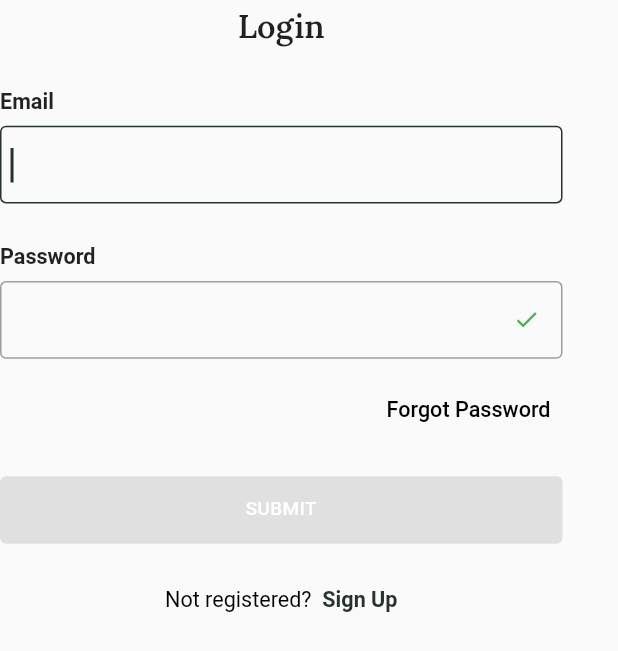
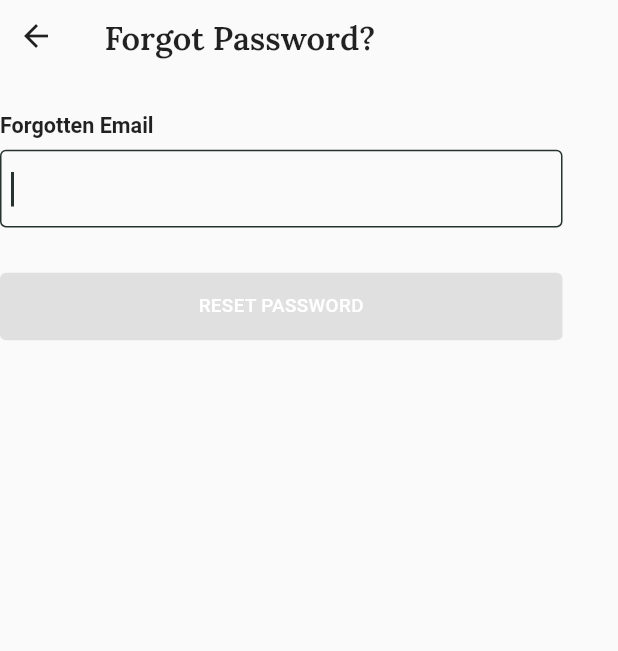
Before and after one commit to danielyoon/sangjishik, a Flutter app: the LoginForm widget shown alone on an empty page, opened directly, after a tap on "Forgot Password", on a phone screen of 412 x 824 dp. Shown: the top 651 px of the screen. Run offline on Flutter 3.47's test engine with Material 2 defaults, Android fonts, the phone set to English and light mode, and no system bars; our stand-ins replace email_validator, get_it, get_it_mixin, go_router, google_fonts, image_picker and 2 more; accounts and stored records are empty.

Commit message:
Form set up is correct -- need to setup back button logic

```diff
--- a/lib/business_logic/data/quotes.dart
+++ b/lib/business_logic/data/quotes.dart
@@ -325,4 +325,8 @@ Map<int, dynamic> quotes = {
     'quote': 'Bring your sorrows and trade them for joy.',
     'author': 'Elevation Worship (O Come To The Alter)'
   },
+  76: {
+    'quote': "Don't you put that evil on me Ricky Bobby!",
+    'author': 'Lucius Washington (Talladega Nights: The Ballad of Ricky Bobby)'
+  },
 };
--- a/lib/user_interface/screens/home/login_popup.dart
+++ b/lib/user_interface/screens/home/login_popup.dart
@@ -20,7 +20,6 @@ class LoginForm extends StatefulWidget {
 
 enum FormMode { LOGIN, SIGNUP, VERIFY, PASSWORD }
 
-//TODO: Add userService functions here
 class _LoginFormState extends State<LoginForm> with LoadingStateMixin {
   FormMode _formMode = FormMode.LOGIN;
 
@@ -108,6 +107,14 @@ class _LoginFormState extends State<LoginForm> with LoadingStateMixin {
     _passwordController.text = '';
   }
 
+  void _forgotPassword() {
+    errorText = '';
+
+    formMode = FormMode.PASSWORD;
+    _emailController.text = '';
+    _passwordController.text = '';
+  }
+
   @override
   Widget build(BuildContext context) {
     String mainBtn = formMode == FormMode.LOGIN ? 'SUBMIT' : 'CREATE';
@@ -115,33 +122,37 @@ class _LoginFormState extends State<LoginForm> with LoadingStateMixin {
     String bottomText = formMode == FormMode.LOGIN ? 'Not registered?' : 'Already registered?';
     String signUp = formMode == FormMode.LOGIN ? 'Sign Up' : 'Login';
 
+    String verificationTitle = formMode == FormMode.VERIFY ? 'Verify Email' : 'Forgot Password?';
+
     return SizedBox(
       width: 375,
-      child: formMode == FormMode.VERIFY
-          ? _buildVerificationForm()
-          : _buildLoginForm(mainBtn, bottomText, signUp),
-    );
-  }
-
-  SingleChildScrollView _buildVerificationForm() {
-    return SingleChildScrollView(
+      child: formMode == FormMode.VERIFY || formMode == FormMode.PASSWORD
+          ? Form(
+              child: SingleChildScrollView(
                 child: Column(
                   crossAxisAlignment: CrossAxisAlignment.start,
                   children: [
+                    Row(
+                      children: [
+                        BackButton(),
+                        HSpace.med,
                         Center(
                           child: Text(
-              'Verify Email',
+                            verificationTitle,
                             style: $styles.text.h3,
                             textAlign: TextAlign.center,
                           ),
                         ),
+                      ],
+                    ),
                     VSpace.med,
                     StyledTextField(
-            label: 'Verification Code',
+                      label: formMode == FormMode.VERIFY ? 'Verification Code' : 'Forgotten Email',
                       style: $styles.text.body,
                       labelStyle: $styles.text.bodyBold,
                       onChanged: (_) => setState(() {}),
-            controller: _verificationController,
+                      controller:
+                          formMode == FormMode.VERIFY ? _verificationController : _emailController,
                       autoFocus: true,
                     ),
                     if (_errorText.isNotEmpty) ...[
@@ -159,25 +170,28 @@ class _LoginFormState extends State<LoginForm> with LoadingStateMixin {
                             child: CircularProgressIndicator(color: $styles.colors.primary),
                           )
                         : StyledElevatedButton(
-                  text: 'CREATE ACCOUNT', onPressed: enableSubmit ? _handleSubmitPressed : null),
+                            text: formMode == FormMode.VERIFY ? 'CREATE ACCOUNT' : 'RESET PASSWORD',
+                            onPressed: enableSubmit ? _handleSubmitPressed : null),
                     VSpace.med,
+                    if (formMode == FormMode.VERIFY) ...[
                       Row(
                         children: [
                           Text("Didn't receive email?", style: $styles.text.body),
                           HSpace.xs,
                           GestureDetector(
-                  onTap: () => userService.resendVerificationEmail(_emailController.text),
+                              onTap: () =>
+                                  userService.resendVerificationEmail(_emailController.text),
                               child: Text('Send Again',
-                      style: $styles.text.bodyBold.copyWith(color: $styles.colors.primary))),
+                                  style: $styles.text.bodyBold
+                                      .copyWith(color: $styles.colors.primary))),
                         ],
                       ),
                     ],
+                  ],
                 ),
-    );
-  }
-
-  AutofillGroup _buildLoginForm(String mainBtn, String bottomText, String signUp) {
-    return AutofillGroup(
+              ),
+            )
+          : AutofillGroup(
               key: ValueKey(formMode),
               child: Form(
                 child: SingleChildScrollView(
@@ -226,8 +240,7 @@ class _LoginFormState extends State<LoginForm> with LoadingStateMixin {
                           mainAxisAlignment: MainAxisAlignment.end,
                           children: [
                             StyledTextButton(
-                        text: 'Forgot Password',
-                        onPressed: () => userService.forgotPassword(_emailController.text)),
+                                text: 'Forgot Password', onPressed: () => _forgotPassword()),
                           ],
                         ),
                       ],
@@ -247,10 +260,12 @@ class _LoginFormState extends State<LoginForm> with LoadingStateMixin {
                           GestureDetector(
                               onTap: _switchForms,
                               child: Text(signUp,
-                          style: $styles.text.bodyBold.copyWith(color: $styles.colors.primary))),
+                                  style: $styles.text.bodyBold
+                                      .copyWith(color: $styles.colors.primary))),
                         ],
                       ),
                     ],
+                  ),
                 ),
               ),
             ),
```
Also changed, not shown: lib/main.dart (+6 -8 lines), lib/user_interface/screens/home/home_app_bar.dart (+4 -8 lines). Lines whose indentation alone changed are shown as unchanged.
